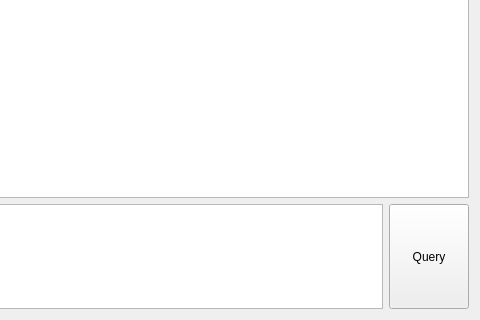
Before: the Qt Designer form Tools/CDTDialogs/dialogconsole.ui in chenguanzhou/CDTStudio, drawn with Qt 5; both pictures show x 320 to 800 and y 130 to 450 of the 800 by 450 pixel window.
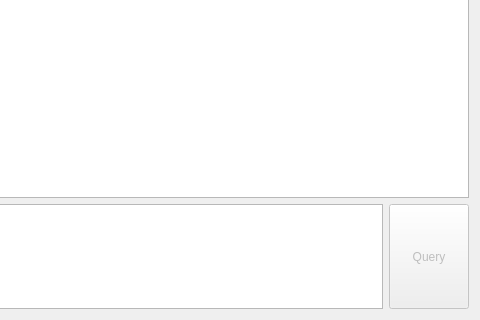
After: the same form once the commit is applied.

Diff of the .ui file:
```diff
--- a/Tools/CDTDialogs/dialogconsole.ui
+++ b/Tools/CDTDialogs/dialogconsole.ui
@@ -125,6 +125,9 @@
        </item>
        <item>
         <widget class="QPushButton" name="pushButtonQuery">
+         <property name="enabled">
+          <bool>false</bool>
+         </property>
          <property name="sizePolicy">
           <sizepolicy hsizetype="Minimum" vsizetype="Preferred">
            <horstretch>0</horstretch>
```
